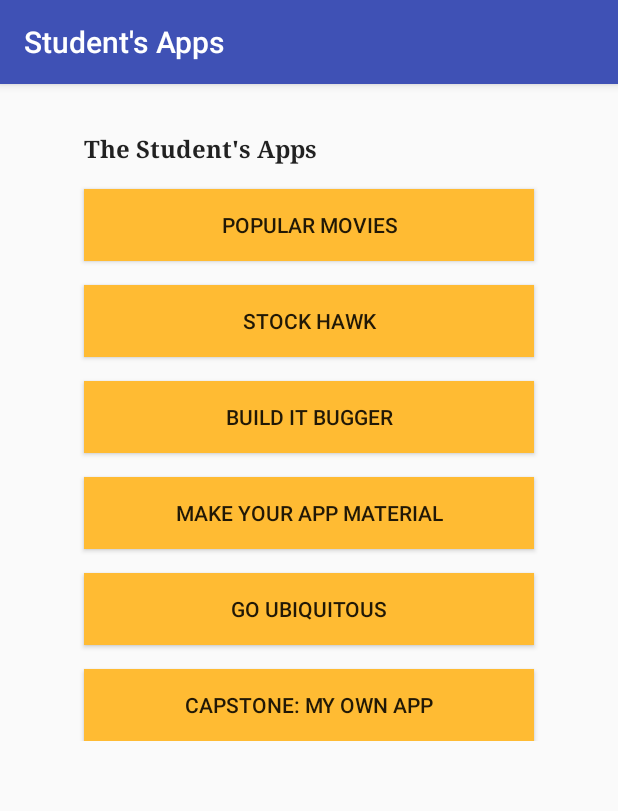
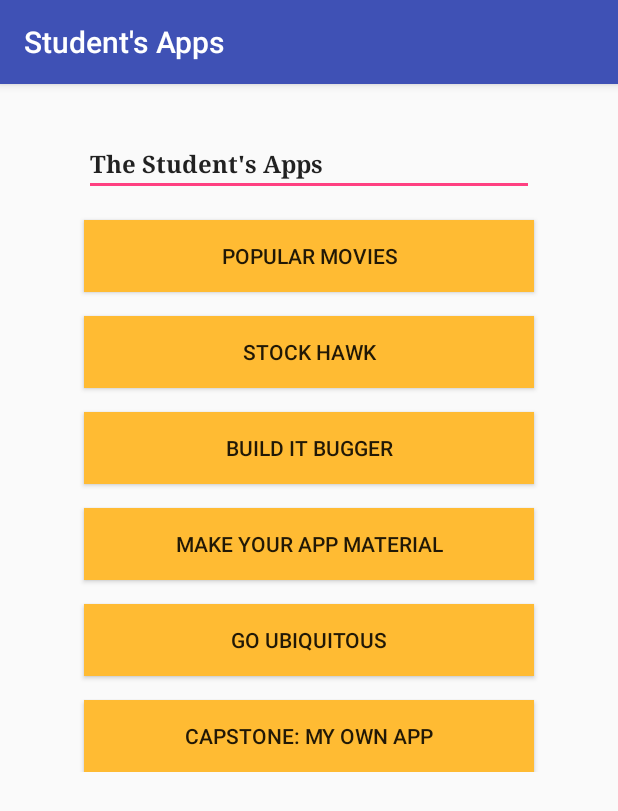
Before and after one commit to jwang1/android_proj0, an Android app: the screen it shows after launch (MainActivity), on a phone screen of 412 x 824 dp. Shown: the top 811 px of the screen. Run offline under Robolectric (Android 15) with nearby library versions, the phone set to English and light mode, and no system bars.

Commit message:
Changes based on code review feedback.
https://review.udacity.com/#!/reviews/280129

Minor updates,  correct the parent attribute in textView style;
and add parent attribute in buttonStyle, based on the reviewer's comments, good one.

```diff
--- a/app/src/main/res/values/styles.xml
+++ b/app/src/main/res/values/styles.xml
@@ -8,10 +8,10 @@
         <item name="colorAccent">@color/colorAccent</item>
     </style>
 
-    <style name="app_textview_style" parent="Theme.AppCompat.Light">
+    <style name="app_textview_style" parent="Widget.AppCompat.Light.AutoCompleteTextView">
         <item name="android:layout_width">300dp</item>
         <item name="android:layout_height">wrap_content</item>
-        <item name="android:layout_alignParentTop">true</item>
+        <!-- item name="android:layout_alignParentTop">true</item -->
         <item name="android:layout_centerHorizontal">true</item>
         <item name="android:layout_marginTop">@dimen/layout_top_margin</item>
         <item name="android:textSize">16sp</item>
@@ -19,7 +19,7 @@
         <item name="android:typeface">serif</item>
     </style>
 
-    <style name="app_button_style">
+    <style name="app_button_style" parent="Widget.AppCompat.Button">
         <item name="android:layout_width">300dp</item>
         <item name="android:layout_height">wrap_content</item>
         <!-- item name="android:layout_weight">0.85</item-->
```
